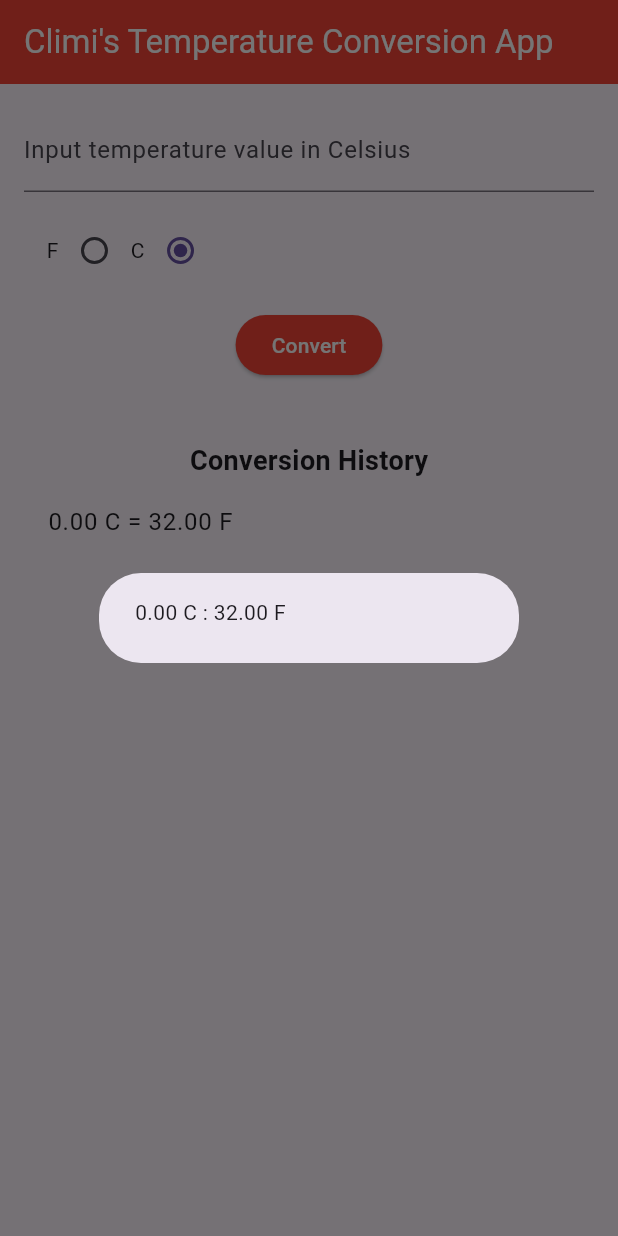
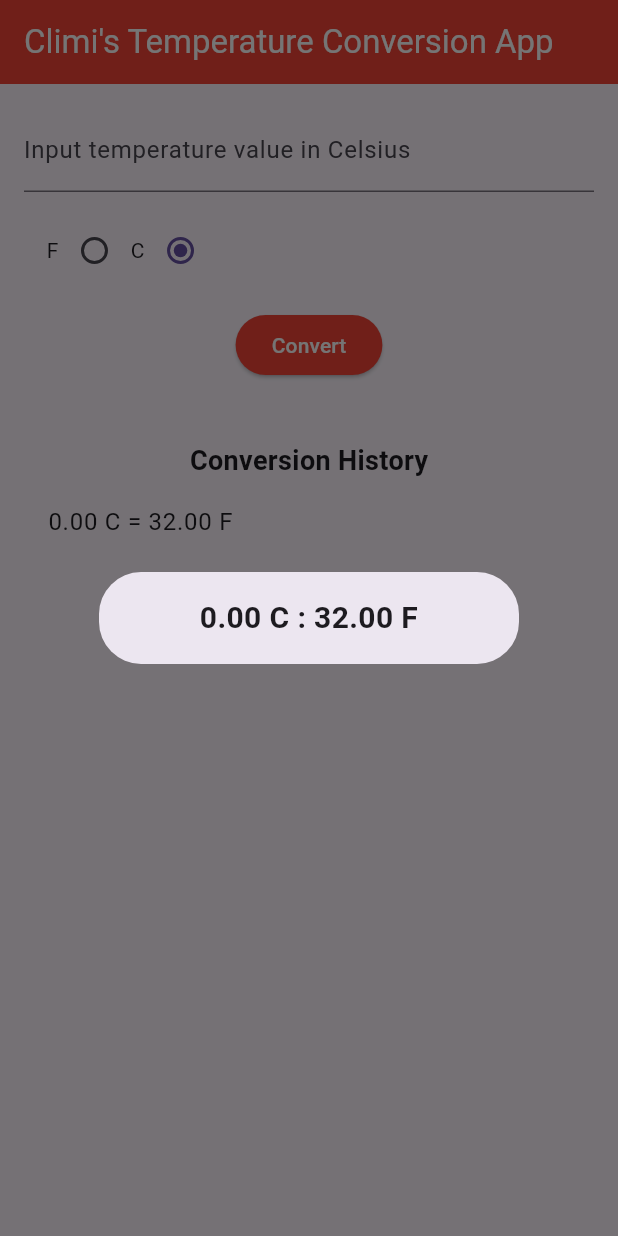
Before and after one commit to eadewusic/Flutter-Projects, a Flutter app: the screen it shows after launch, after a tap on "Convert", on a phone screen of 412 x 824 dp. Run offline on Flutter 3.47's test engine with Material 3 defaults, Android fonts, the phone set to English and light mode, and no system bars.

Commit message:
change alertdialog font style

```diff
--- a/temp_conversion/lib/main.dart
+++ b/temp_conversion/lib/main.dart
@@ -3,6 +3,8 @@ import 'package:flutter/material.dart';
 void main() => runApp(MyApp());
 
 class MyApp extends StatelessWidget {
+  const MyApp({super.key});
+
   @override
   Widget build(BuildContext context) {
     return MaterialApp(
@@ -15,6 +17,8 @@ class MyApp extends StatelessWidget {
 }
 
 class TempApp extends StatefulWidget {
+  const TempApp({super.key});
+
   @override
   TempState createState() => TempState();
 }
@@ -24,11 +28,13 @@ class TempState extends State<TempApp> {
   double output = 0.0; // Variable to hold the converted temperature
   bool fOrC = true; // Variable to track if the input is in Celsius or Fahrenheit
   List<String> conversionHistory = []; // List to store conversion history
+  final FocusNode focusNode = FocusNode(); // FocusNode to manage text input focus
 
   @override
   Widget build(BuildContext context) {
     // TextField for user input
     TextField inputField = TextField(
+      focusNode: focusNode, // Assigning focus node
       keyboardType: TextInputType.number,
       onChanged: (str) {
         try {
@@ -38,8 +44,7 @@ class TempState extends State<TempApp> {
         }
       },
       decoration: InputDecoration(
-        labelText:
-            "Input temperature value in ${fOrC == false ? "Fahrenheit" : "Celsius"}", // Dynamic label based on selected unit
+        labelText: "Input temperature value in ${fOrC == false ? "Fahrenheit" : "Celsius"}", // Dynamic label based on selected unit
       ),
       textAlign: TextAlign.center,
     );
@@ -84,6 +89,8 @@ class TempState extends State<TempApp> {
 
     // Container for the conversion button
     Container calcBtn = Container(
+      child: MouseRegion(
+        cursor: SystemMouseCursors.click, // Changing cursor to hand on hover
         child: ElevatedButton(
           style: ElevatedButton.styleFrom(
             backgroundColor: Colors.red, // Crimson button color
@@ -106,11 +113,30 @@ class TempState extends State<TempApp> {
 
             // AlertDialog to show the conversion result
             AlertDialog dialog = AlertDialog(
-            content: fOrC == false
+              contentPadding: const EdgeInsets.symmetric(vertical: 10.0, horizontal: 20.0), // Adjusted padding to be smaller
+              content: SizedBox(
+                width: MediaQuery.of(context).size.width * 0.1, // Set the width relative to screen size
+                height: MediaQuery.of(context).size.height * 0.05, // Limit the height to 5% of the screen height
+                child: Center( // Centering the text
+                  child: fOrC == false
                       ? Text(
-                    "${input.toStringAsFixed(2)} F : ${output.toStringAsFixed(2)} C") // Display conversion result for Fahrenheit
+                          "${input.toStringAsFixed(2)} F : ${output.toStringAsFixed(2)} C",
+                          textAlign: TextAlign.center, // Align text to center
+                          style: const TextStyle( // Styling the text
+                            fontSize: 20.0, // Set the font size
+                            fontWeight: FontWeight.bold, // Make the text bold
+                          ),
+                        )
                       : Text(
-                    "${input.toStringAsFixed(2)} C : ${output.toStringAsFixed(2)} F"), // Display conversion result for Celsius
+                          "${input.toStringAsFixed(2)} C : ${output.toStringAsFixed(2)} F",
+                          textAlign: TextAlign.center, // Align text to center
+                          style: const TextStyle( // Styling the text
+                            fontSize: 20.0, // Set the font size
+                            fontWeight: FontWeight.bold, // Make the text bold
+                          ),
+                        ),
+                ),
+              ),
             );
 
             // Show the dialog
@@ -122,11 +148,16 @@ class TempState extends State<TempApp> {
             );
           },
         ),
+      ),
     );
 
     return Scaffold(
       appBar: appBar,
-      body: Container(
+      body: GestureDetector(
+        onTap: () {
+          focusNode.unfocus(); // Hide keyboard when tapping outside
+        },
+        child: Container(
           padding: const EdgeInsets.all(16.0),
           child: Column(
             children: <Widget>[
@@ -152,6 +183,7 @@ class TempState extends State<TempApp> {
             ],
           ),
         ),
+      ),
     );
   }
 }
```
Lines whose indentation alone changed are shown as unchanged.
